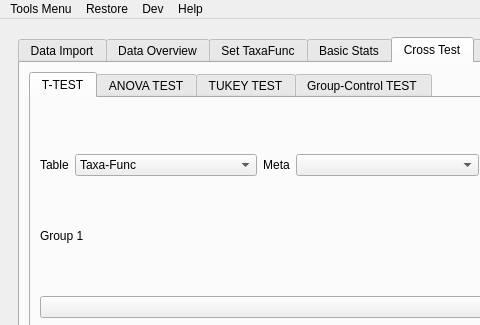
First picture: the form in utils/MetaX_GUI/MainWindow.ui, repository byemaxx/MetaX, before the edit; both pictures show x 0 to 480 and y 0 to 325 of the 1084 by 598 pixel window.
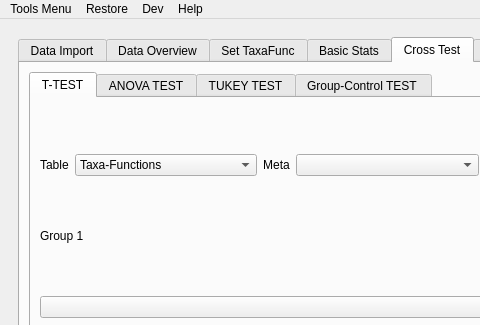
Second picture: the form after the edit. The open tabs and pages were chosen to show the change.

Commit message: - Change: Changed the table names: taxa-func -> taxa-functions, and other names to Plural form. - Fix: Fixed the bug of update the table name in T-test and ANOVA part.

```diff
--- a/utils/MetaX_GUI/MainWindow.ui
+++ b/utils/MetaX_GUI/MainWindow.ui
@@ -3006,7 +3006,7 @@
                    <widget class="QComboBox" name="comboBox_table_for_ttest">
                     <item>
                      <property name="text">
-                      <string>Taxa-Func</string>
+                      <string>Taxa-Functions</string>
                      </property>
                     </item>
                     <item>
```
Left out of the diff: 66 changed lines with no effect on the pictures. The commit also changes 7 other files.
